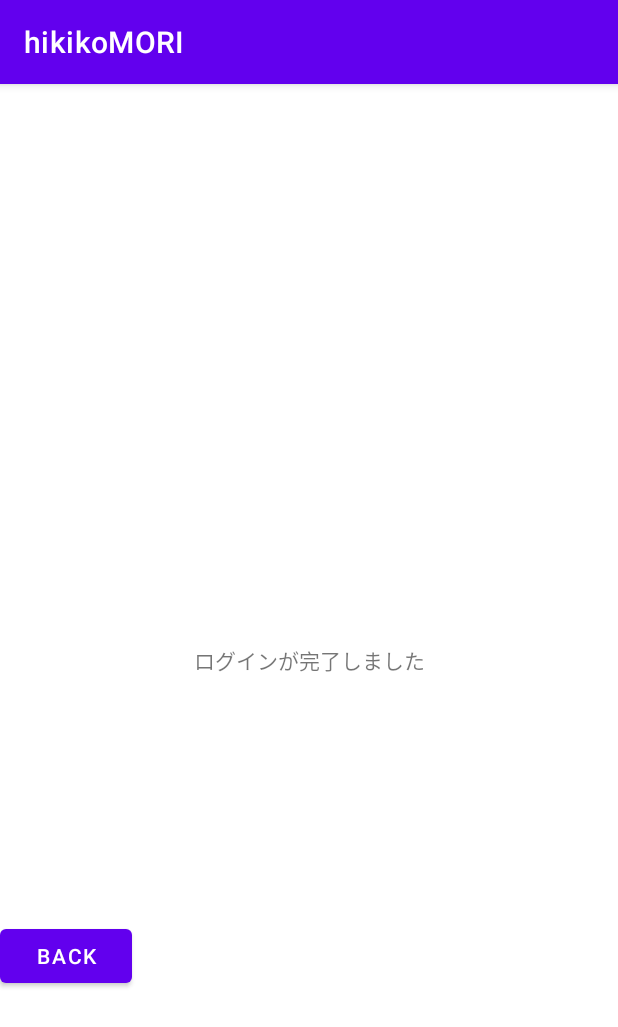
After one commit to tanimuranaomichi/hikikoMORI, an Android app: the CallBackActivity screen opened directly, with no data from a screen before it, on a phone screen of 412 x 824 dp. The commit adds this screen. Shown: the top 1027 px of the screen. Run offline under Robolectric (Android 15) with nearby library versions, the phone set to English and light mode, and no system bars; libraries missing offline, so code that uses them is left out: twitter4j.auth, twitter4j.conf; 1 statement that could not run was skipped.

Commit message:
twitterログイン機能・ツイート機能追加

```diff
--- a/app/build.gradle
+++ b/app/build.gradle
@@ -42,4 +42,8 @@ dependencies {
     testImplementation 'junit:junit:4.+'
     androidTestImplementation 'androidx.test.ext:junit:1.1.2'
     androidTestImplementation 'androidx.test.espresso:espresso-core:3.3.0'
+    //twitterAPI
+    implementation 'org.twitter4j:twitter4j-core:4.0.7'
+    implementation"org.jetbrains.kotlinx:kotlinx-coroutines-core:1.3.2"
+    implementation"org.jetbrains.kotlinx:kotlinx-coroutines-android:1.3.2"
 }
--- /dev/null
+++ b/app/src/main/java/com/example/hikikomori/CallBackActivity.kt
@@ -0,0 +1,60 @@
+package com.example.hikikomori
+
+import android.content.Context
+import android.content.Intent
+import android.os.Bundle
+import android.widget.Button
+import android.widget.TextView
+import androidx.appcompat.app.AppCompatActivity
+import kotlinx.coroutines.*
+import kotlin.coroutines.CoroutineContext
+
+class CallBackActivity : AppCompatActivity() , CoroutineScope{
+
+    //コルーチンを使うための準備
+    private val job = Job()
+    override val coroutineContext: CoroutineContext
+        get() = Dispatchers.Main + job
+
+    override fun onCreate(savedInstanceState: Bundle?) {
+        super.onCreate(savedInstanceState)
+        setContentView(R.layout.activity_call_back)
+
+        val backButton = findViewById<Button>(R.id.button_back)
+
+        val uri = intent.data                //認証情報の受け取り
+        if (uri != null && uri.toString().startsWith("callback://CallBackActivity")){
+            launch {
+                val mtoken = async(context = Dispatchers.IO){           //asyncは値を返せる
+                    val varif = uri.getQueryParameter("oauth_verifier")
+                    val token = MainActivity.mOauth.getOAuthAccessToken(MainActivity.mRequest, varif)
+                    return@async token
+                }.await()
+
+                saveData(mtoken.token, mtoken.tokenSecret)
+
+
+            }
+        }
+
+        backButton.setOnClickListener {
+            val intent = Intent(application, MainActivity::class.java)
+            startActivity(intent)
+        }
+    }
+
+    override fun onDestroy() {
+        job.cancel()
+        super.onDestroy()
+    }
+
+    private fun saveData(token: String, tokenSecret: String) {
+        println("SAVE")
+
+        getSharedPreferences("my_settings", Context.MODE_PRIVATE).edit().apply {
+            putString("token",token)
+            putString("tokenSecret", tokenSecret)
+            commit()
+        }
+    }
+}
--- a/app/src/main/java/com/example/hikikomori/LevelManager.kt
+++ b/app/src/main/java/com/example/hikikomori/LevelManager.kt
@@ -1,7 +1,7 @@
 package com.example.hikikomori
 
 class LevelManager {
-    private var level = 0
+    var level = 0
 
     fun timeToLevel(time: Int = 0): Int {
         level = time / 10// デモ用.本番はtime /100とする
--- /dev/null
+++ b/app/src/main/res/layout/activity_call_back.xml
@@ -0,0 +1,28 @@
+<?xml version="1.0" encoding="utf-8"?>
+
+<androidx.constraintlayout.widget.ConstraintLayout xmlns:android="http://schemas.android.com/apk/res/android"
+    xmlns:app="http://schemas.android.com/apk/res-auto"
+    xmlns:tools="http://schemas.android.com/tools"
+    android:layout_width="match_parent"
+    android:layout_height="match_parent"
+    tools:context=".CallBackActivity">
+
+    <TextView
+        android:id="@+id/textView_finish"
+        android:layout_width="wrap_content"
+        android:layout_height="wrap_content"
+        android:text="ログインが完了しました"
+        app:layout_constraintBottom_toBottomOf="parent"
+        app:layout_constraintEnd_toEndOf="parent"
+        app:layout_constraintStart_toStartOf="parent"
+        app:layout_constraintTop_toTopOf="parent" />
+
+    <Button
+        android:id="@+id/button_back"
+        android:layout_width="wrap_content"
+        android:layout_height="wrap_content"
+        android:text="BACK"
+        app:layout_constraintBottom_toBottomOf="parent"
+        app:layout_constraintTop_toBottomOf="@+id/textView_finish"
+        tools:layout_editor_absoluteX="158dp" />
+</androidx.constraintlayout.widget.ConstraintLayout>
--- a/app/src/main/res/menu/menu_main.xml
+++ b/app/src/main/res/menu/menu_main.xml
@@ -2,6 +2,9 @@
 <menu xmlns:android="http://schemas.android.com/apk/res/android">
 
     <item
-        android:id="@+id/setting"
-        android:title="SETTING" />
+        android:id="@+id/setting_SSID"
+        android:title="Setting your SSID" />
+    <item
+        android:id="@+id/login_twitter"
+        android:title="Login your Twitter Account" />
 </menu>
```
Also changed, not shown: app/src/main/AndroidManifest.xml (+16 -6 lines), app/src/main/java/com/example/hikikomori/MainActivity.kt (+89 -7 lines).
